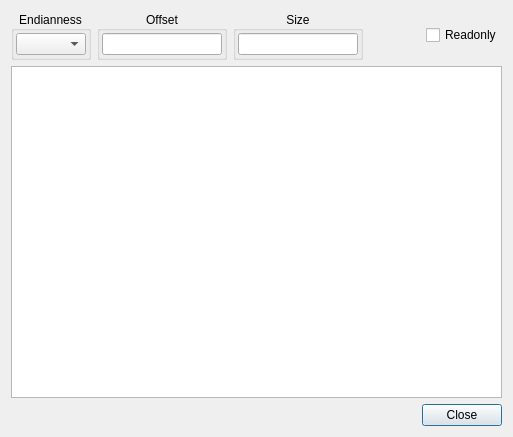
This is dialogdatainspector.ui in horsicq/FormatDialogs as Qt 5 draws it before an edit. The edited form follows.
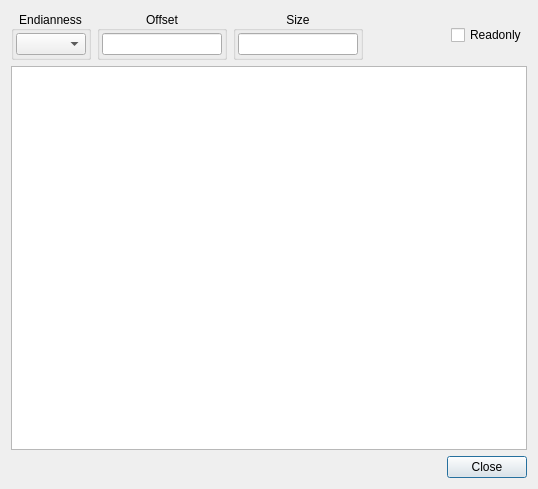
This is the edited form. Custom widgets are drawn as their Qt base class.

```diff
--- a/dialogdatainspector.ui
+++ b/dialogdatainspector.ui
@@ -9,8 +9,8 @@
    <rect>
     <x>0</x>
     <y>0</y>
-    <width>513</width>
-    <height>437</height>
+    <width>538</width>
+    <height>489</height>
    </rect>
   </property>
   <property name="windowTitle">
```
